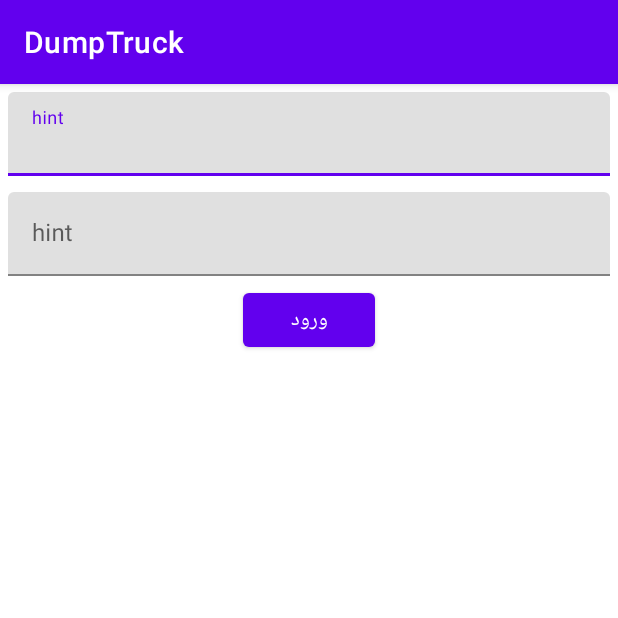
After one commit to zeroHone/DumpTruck, an Android app: the fragment LoginFragment shown on its own in the app's theme, on a phone screen of 412 x 824 dp, the top half of it. The commit adds this screen. Run offline under Robolectric (Android 15) with nearby library versions, the phone set to English and light mode, and no system bars.

Commit message:
12/28/2021-15:22

```diff
--- /dev/null
+++ b/app/src/main/java/fragments/LoginFragment.kt
@@ -0,0 +1,44 @@
+package fragments
+
+import android.os.Bundle
+import androidx.fragment.app.Fragment
+import android.view.LayoutInflater
+import android.view.View
+import android.view.ViewGroup
+import android.widget.Button
+import com.example.dumptruck.R
+import com.google.android.material.textfield.TextInputEditText
+
+
+class LoginFragment : Fragment() {
+
+
+    override fun onCreate(savedInstanceState: Bundle?) {
+        super.onCreate(savedInstanceState)
+
+    }
+
+    override fun onCreateView(
+        inflater: LayoutInflater, container: ViewGroup?,
+        savedInstanceState: Bundle?
+    ): View? {
+        // Inflate the layout for this fragment
+        val view = inflater.inflate(R.layout.fragment_login, container, false)
+
+        view.findViewById<Button>(R.id.btnLogin).setOnClickListener {
+             val user =view.findViewById<TextInputEditText>(R.id.txtUser).text.toString()
+            val password = view.findViewById<TextInputEditText>(R.id.txtPass).text.toString()
+            if(loginAttempt(user, password)){
+                activity?.supportFragmentManager?.beginTransaction().apply {
+
+                }
+            }
+        }
+    return view
+    }
+
+    fun loginAttempt(user : String , pass: String):Boolean{
+        return pass.length == 8
+    }
+
+}
--- /dev/null
+++ b/app/src/main/res/layout/fragment_login.xml
@@ -0,0 +1,52 @@
+<LinearLayout xmlns:android="http://schemas.android.com/apk/res/android"
+    xmlns:app="http://schemas.android.com/apk/res-auto"
+    xmlns:tools="http://schemas.android.com/tools"
+    android:layout_width="match_parent"
+    android:layout_height="match_parent"
+    android:orientation="vertical"
+    tools:context="fragments.LoginFragment">
+
+    <com.google.android.material.textfield.TextInputLayout
+        android:layout_width="match_parent"
+        android:layout_height="wrap_content"
+        android:layout_margin="5dp">
+
+        <com.google.android.material.textfield.TextInputEditText
+            android:id="@+id/txtUser"
+            android:layout_width="match_parent"
+            android:layout_height="wrap_content"
+            android:hint="hint" />
+
+    </com.google.android.material.textfield.TextInputLayout>
+
+    <com.google.android.material.textfield.TextInputLayout
+        android:layout_width="match_parent"
+        android:layout_height="wrap_content"
+        android:layout_margin="5dp">
+
+        <com.google.android.material.textfield.TextInputEditText
+            android:id="@+id/txtPass"
+            android:layout_width="match_parent"
+            android:layout_height="wrap_content"
+            android:hint="hint" />
+    </com.google.android.material.textfield.TextInputLayout>
+
+    <androidx.constraintlayout.widget.ConstraintLayout
+        android:layout_width="match_parent"
+        android:layout_height="wrap_content">
+
+        <com.google.android.material.button.MaterialButton
+            android:id="@+id/btnLogin"
+            android:layout_width="wrap_content"
+            android:layout_height="wrap_content"
+
+
+            android:text="@string/login_button"
+            app:layout_constraintBottom_toBottomOf="parent"
+            app:layout_constraintEnd_toEndOf="parent"
+            app:layout_constraintStart_toStartOf="parent"
+            app:layout_constraintTop_toTopOf="parent" />
+
+        >
+    </androidx.constraintlayout.widget.ConstraintLayout>
+</LinearLayout>
--- a/app/src/main/res/values/strings.xml
+++ b/app/src/main/res/values/strings.xml
@@ -6,6 +6,7 @@
     <string name="menu_liveData">مشاهده داده</string>
     <!-- TODO: Remove or change this placeholder text -->
     <string name="hello_blank_fragment">Settings fragment</string>
+    <string name="login_button">ورود</string>
 
 
 </resources>
```
